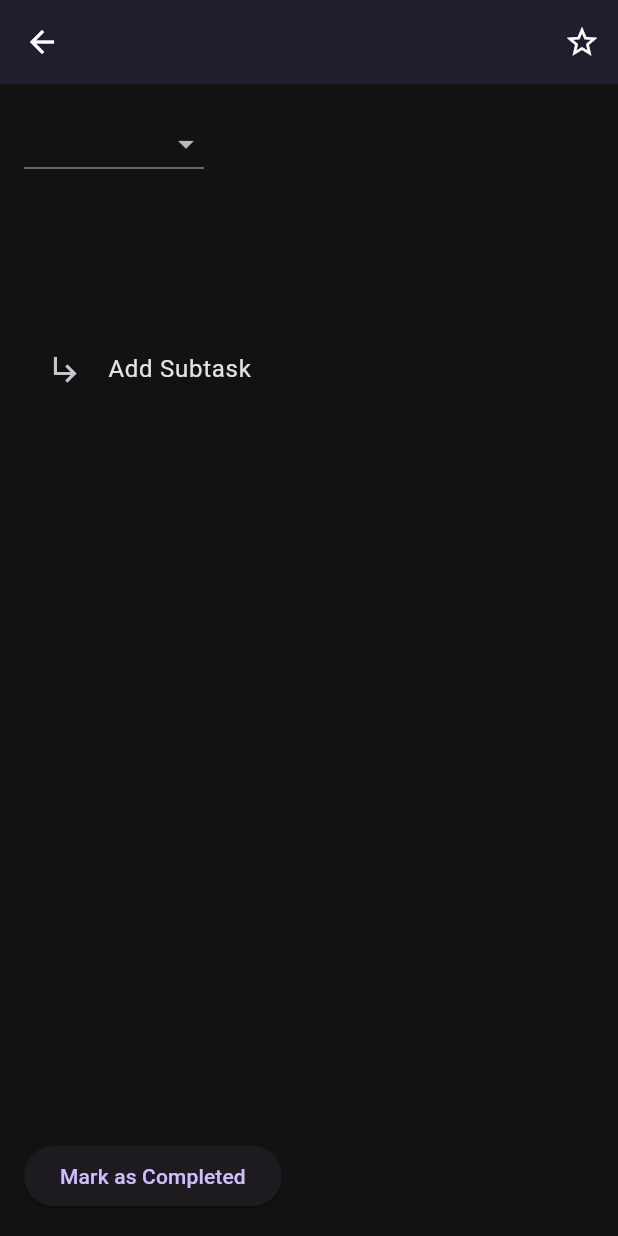
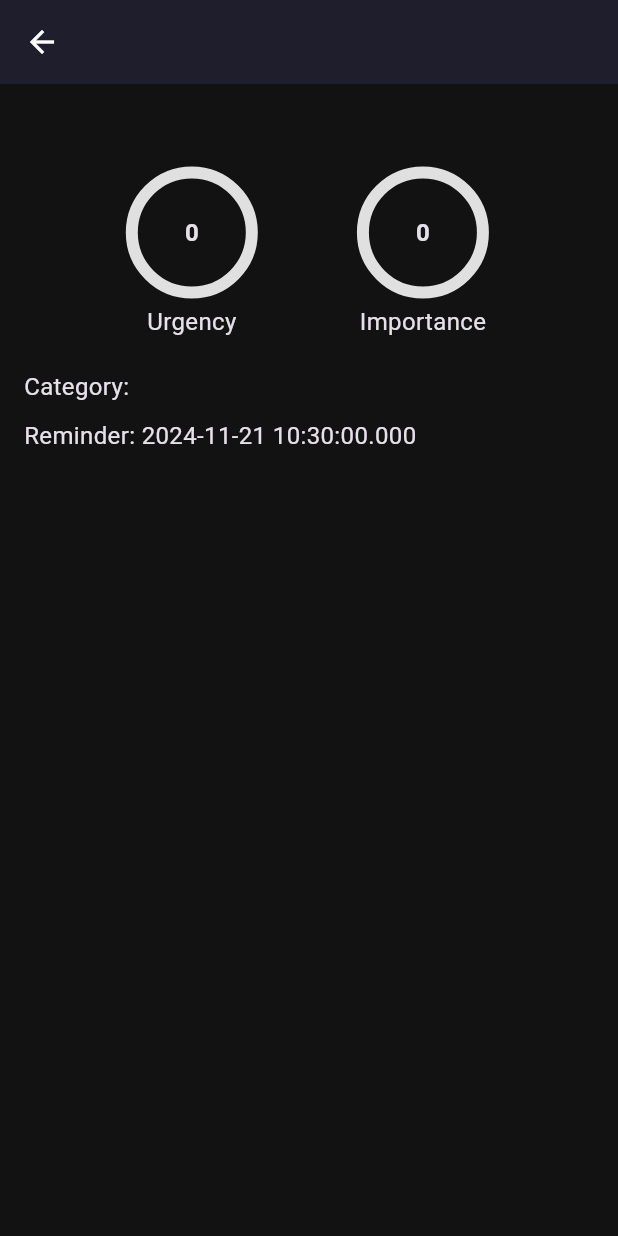
Before and after one commit to adag21044/ToDo-App, a Flutter app: the TaskDetailsPage screen opened directly with empty values, on a phone screen of 412 x 824 dp. Run offline on Flutter 3.47's test engine with Material 3 defaults, Android fonts, the phone set to English and light mode, and no system bars.

Commit message:
icon generated

```diff
--- a/lib/views/task_details_page.dart
+++ b/lib/views/task_details_page.dart
@@ -1,145 +1,82 @@
 import 'package:flutter/material.dart';
-import 'package:provider/provider.dart';
 import '../models/task.dart';
-import '../models/subtask.dart';
-import '../viewmodels/task_view_model.dart';
 
 class TaskDetailsPage extends StatelessWidget {
   final Task task;
 
   const TaskDetailsPage({Key? key, required this.task}) : super(key: key);
 
+  Color _getColorForLevel(int level) {
+    switch (level) {
+      case 1:
+        return Colors.green;
+      case 2:
+        return Colors.lightGreen;
+      case 3:
+        return Colors.yellow;
+      case 4:
+        return Colors.orange;
+      case 5:
+        return Colors.red;
+      default:
+        return Colors.grey;
+    }
+  }
+
+  Widget _buildCircularIndicator(String label, int value) {
+    return Column(
+      children: [
+        SizedBox(
+          width: 80,
+          height: 80,
+          child: Stack(
+            fit: StackFit.expand,
+            children: [
+              CircularProgressIndicator(
+                value: value / 5,
+                color: _getColorForLevel(value),
+                backgroundColor: Colors.grey.shade300,
+                strokeWidth: 8,
+              ),
+              Center(
+                child: Text(
+                  value.toString(),
+                  style: const TextStyle(fontWeight: FontWeight.bold, fontSize: 16),
+                ),
+              ),
+            ],
+          ),
+        ),
+        const SizedBox(height: 8),
+        Text(label, style: const TextStyle(fontSize: 16)),
+      ],
+    );
+  }
+
   @override
   Widget build(BuildContext context) {
     return Scaffold(
       appBar: AppBar(
         title: Text(task.title),
-        actions: [
-          IconButton(
-            icon: Icon(Icons.star_border), // Placeholder for favorite
-            onPressed: () {
-              // Logic for favoriting the task
-            },
-          ),
-        ],
       ),
       body: Padding(
         padding: const EdgeInsets.all(16),
         child: Column(
           crossAxisAlignment: CrossAxisAlignment.start,
           children: [
-            // Dropdown for category
-            DropdownButton<String>(
-              value: task.category,
-              items: ['My Tasks', 'Project Ideas', 'Daily', 'Work']
-                  .map((category) => DropdownMenuItem(
-                        value: category,
-                        child: Text(category),
-                      ))
-                  .toList(),
-              onChanged: (value) {
-                // Update task category logic
-              },
-            ),
-            const SizedBox(height: 16),
-
-            // Task title and description
-            Text(
-              task.title,
-              style: const TextStyle(fontSize: 20, fontWeight: FontWeight.bold),
-            ),
-            const SizedBox(height: 10),
-            Text(
-              task.description,
-              style: const TextStyle(fontSize: 16, color: Colors.grey),
+            Text(task.description, style: const TextStyle(fontSize: 16)),
+            const SizedBox(height: 20),
+            Row(
+              mainAxisAlignment: MainAxisAlignment.spaceEvenly,
+              children: [
+                _buildCircularIndicator("Urgency", task.urgency),
+                _buildCircularIndicator("Importance", task.importance),
+              ],
             ),
             const SizedBox(height: 20),
-
-            // Subtasks display section
-            if (task.subtasks.isNotEmpty)
-              Padding(
-                padding: const EdgeInsets.symmetric(vertical: 8.0),
-                child: Column(
-                  crossAxisAlignment: CrossAxisAlignment.start,
-                  children: [
-                    const Text(
-                      "Subtasks",
-                      style: TextStyle(fontSize: 18, fontWeight: FontWeight.bold),
-                    ),
-                    ...task.subtasks.map((subtask) {
-                      return ListTile(
-                        leading: Checkbox(
-                          value: subtask.isCompleted,
-                          onChanged: (value) {
-                            Provider.of<TaskViewModel>(context, listen: false)
-                                .toggleSubtaskCompletion(task, subtask);
-                          },
-                        ),
-                        title: Text(
-                          subtask.title,
-                          style: TextStyle(
-                            decoration: subtask.isCompleted
-                                ? TextDecoration.lineThrough
-                                : TextDecoration.none,
-                          ),
-                        ),
-                      );
-                    }).toList(),
-                  ],
-                ),
-              ),
-
-            // Add subtask button
-            ListTile(
-              leading: const Icon(Icons.subdirectory_arrow_right),
-              title: const Text("Add Subtask"),
-              onTap: () {
-                final subtaskController = TextEditingController();
-                showDialog(
-                  context: context,
-                  builder: (context) {
-                    return AlertDialog(
-                      title: const Text("Add Subtask"),
-                      content: TextField(
-                        controller: subtaskController,
-                        decoration: const InputDecoration(
-                          labelText: "Subtask Title",
-                        ),
-                      ),
-                      actions: [
-                        TextButton(
-                          onPressed: () => Navigator.pop(context),
-                          child: const Text("Cancel"),
-                        ),
-                        ElevatedButton(
-                          onPressed: () {
-                            if (subtaskController.text.isNotEmpty) {
-                              final newSubtask = Subtask(title: subtaskController.text);
-                              Provider.of<TaskViewModel>(context, listen: false)
-                                  .addSubtask(task, newSubtask);
-                              Navigator.pop(context);
-                            }
-                          },
-                          child: const Text("Add"),
-                        ),
-                      ],
-                    );
-                  },
-                );
-              },
-            ),
-
-            const Spacer(),
-
-            // Mark as completed button
-            ElevatedButton(
-              onPressed: () {
-                Provider.of<TaskViewModel>(context, listen: false)
-                    .toggleTaskCompletion(task);
-                Navigator.pop(context);
-              },
-              child: const Text("Mark as Completed"),
-            ),
+            Text('Category: ${task.category}', style: const TextStyle(fontSize: 16)),
+            const SizedBox(height: 10),
+            Text('Reminder: ${task.reminderTime}', style: const TextStyle(fontSize: 16)),
           ],
         ),
       ),
```
Also changed, not shown: lib/views/add_task_dialog.dart (+31 -10 lines), lib/views/task_list_item.dart (added, +74 -0 lines), lib/views/task_list_tab.dart (+8 -42 lines), pubspec.yaml (+11 -79 lines), assets/icon/appicon.png (added), 24 other files.
